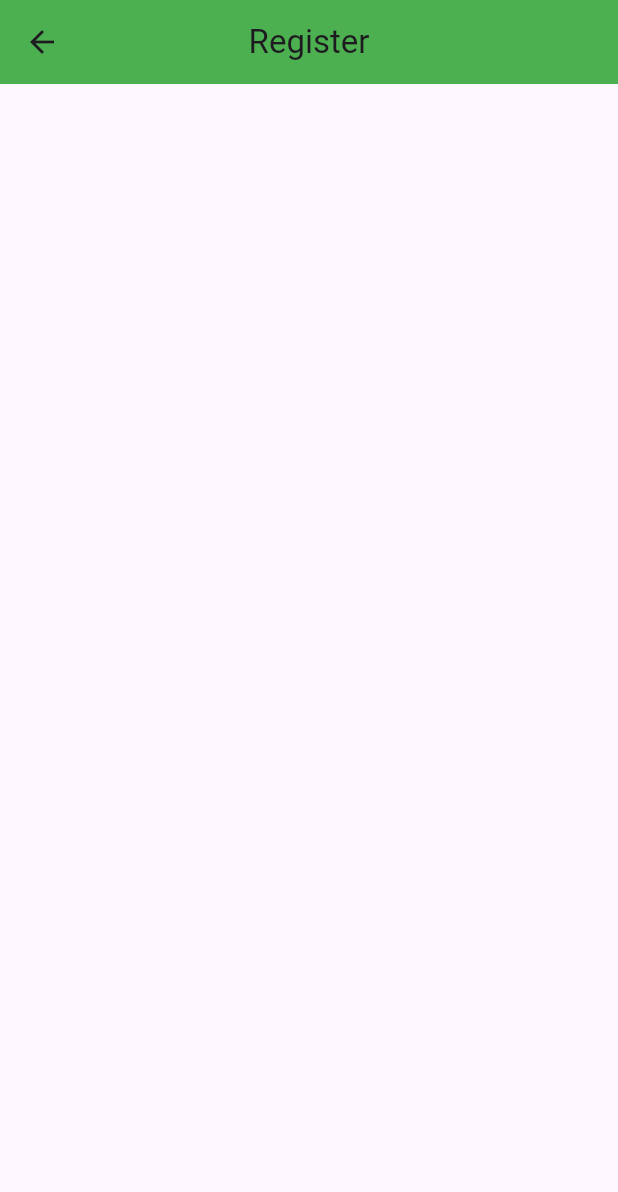
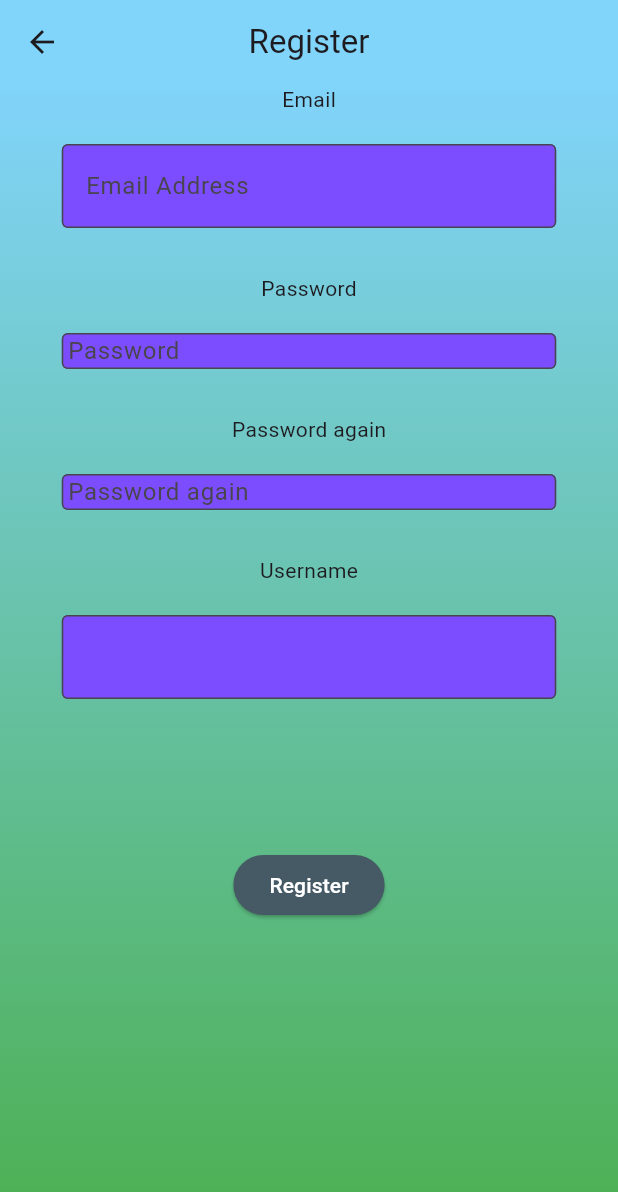
Before and after one commit to wolfino65/vy5sdy_thesis, a Flutter app: the screen it shows after launch, after a tap on "Register", on a phone screen of 412 x 824 dp. Shown: the top 1192 px of the screen. Run offline on Flutter 3.47's test engine with Material 3 defaults, Android fonts, the phone set to English and light mode, and no system bars; our stand-ins replace shared_preferences; network calls fail.

Commit message:
design rework

```diff
--- a/FRONTEND/okosotthon_frontend_app/lib/home_page/home_page.dart
+++ b/FRONTEND/okosotthon_frontend_app/lib/home_page/home_page.dart
@@ -1,4 +1,4 @@
-//import 'dart:async';
+import 'dart:async';
 import 'package:flutter/material.dart';
 
 
--- a/FRONTEND/okosotthon_frontend_app/lib/input/InputFields.dart
+++ b/FRONTEND/okosotthon_frontend_app/lib/input/InputFields.dart
@@ -1,46 +1,110 @@
 import 'package:flutter/material.dart';
 
 class InputFields {
-  static Widget buildEmailField(TextEditingController tec) {
+  static Widget buildEmailField(
+    TextEditingController tec, [
+    double width = double.infinity,
+    Color fillColor = Colors.deepPurpleAccent,
+  ]) {
     return Column(
-      crossAxisAlignment: CrossAxisAlignment.start,
+      crossAxisAlignment: CrossAxisAlignment.center,
 
       children: <Widget>[
         Text("Email"),
         SizedBox(height: 20.0),
-        TextField(
+        SizedBox(
+          width: width,
+          child: TextField(
             controller: tec,
             keyboardType: TextInputType.emailAddress,
-          decoration: new InputDecoration.collapsed(hintText: "Email Address",),
+            decoration: new InputDecoration(
+              hintText: "Email Address",
+              fillColor: fillColor,
+              filled: true,
+              border: OutlineInputBorder(),
+            ),
+          ),
         ),
       ],
     );
   }
 
-  static Widget buildPasswdField(TextEditingController tec){
+  static Widget buildPasswdField(
+     TextEditingController tec,
+    String topText,
+    String hintText, [
+    double width = double.infinity,
+    Color fillColor = Colors.deepPurpleAccent,
+  ]) {
     return Column(
-      crossAxisAlignment: CrossAxisAlignment.start,
+      crossAxisAlignment: CrossAxisAlignment.center,
       children: [
-        Text("Password"),
+        Text(topText),
         SizedBox(height: 20.0),
-        TextField(
+        SizedBox(
+          width: width,
+          child: TextField(
             controller: tec,
             obscureText: true,
             keyboardType: TextInputType.emailAddress,
-          decoration: InputDecoration.collapsed(hintText: "Password",),
+            decoration: InputDecoration.collapsed(
+              hintText: hintText,
+              fillColor: fillColor,
+              filled: true,
+              border: OutlineInputBorder(),
             ),
-      ]
+          ),
+        ),
+      ],
     );
   }
 
-  static Widget buildCustomizedButton(String buttonText, Color buttonColor,Color buttonForegroundColor,Function onPressedFunc){
+  static Widget buildCustomizedButton(
+    String buttonText,
+    Color buttonColor,
+    Color buttonForegroundColor,
+    Function onPressedFunc,
+  ) {
     return Container(
-      child: ElevatedButton(onPressed: ()=>{onPressedFunc()}, child: Text(buttonText),style: ButtonStyle(
+      child: ElevatedButton(
+        onPressed: () => {onPressedFunc()},
+        child: Text(buttonText),
+        style: ButtonStyle(
           backgroundColor: WidgetStatePropertyAll<Color>(buttonColor),
-        foregroundColor: WidgetStatePropertyAll<Color>(buttonForegroundColor)
-      ),),
+          foregroundColor: WidgetStatePropertyAll<Color>(buttonForegroundColor),
+        ),
+      ),
     );
   }
 
+  static Widget buildSimpleTextField(
+    TextEditingController tec,
+    TextInputType type, [
+    String topText = "",
+    String hintText = "",
+    double width = double.infinity,
+    Color fillColor = Colors.deepPurpleAccent,
+  ]) {
+    return Column(
+      crossAxisAlignment: CrossAxisAlignment.center,
+      children: [
+        Text(topText),
+        SizedBox(height: 20.0),
+        SizedBox(
+          width: width,
+          child: TextField(
+            controller: tec,
+            keyboardType: type,
 
+            decoration: InputDecoration(
+              hintText: hintText,
+              fillColor: fillColor,
+              filled: true,
+              border: OutlineInputBorder(),
+            ),
+          ),
+        ),
+      ],
+    );
   }
+}
--- a/FRONTEND/okosotthon_frontend_app/lib/login_page/login_page.dart
+++ b/FRONTEND/okosotthon_frontend_app/lib/login_page/login_page.dart
@@ -33,9 +33,17 @@ class _LoginPageState extends State<LoginPage> {
         ),
         child: Column(
           children: [
-            SizedBox(width: 800, child: InputFields.buildEmailField(emailCont)),
+            SizedBox(width: 800, child: InputFields.buildEmailField(emailCont,MediaQuery.sizeOf(context).width*0.8)),
             SizedBox(height: 50),
-            SizedBox(width: 800, child: InputFields.buildPasswdField(pwCont)),
+            SizedBox(
+              width: 800,
+              child: InputFields.buildPasswdField(
+                pwCont,
+                "Password",
+                "Password",
+                MediaQuery.sizeOf(context).width*0.8
+              ),
+            ),
             SizedBox(height: 100),
             InputFields.buildCustomizedButton(
               "Login",
@@ -65,16 +73,10 @@ class _LoginPageState extends State<LoginPage> {
         MaterialPageRoute(builder: (context) => DeviceList()),
       );
     } catch (e) {
-      AlertDialog alert = AlertDialog(
-        title: Text("Unsuccesfull login."),
-        content: Text("Wrong email address or password."),
-      );
-
-      showDialog(
-        context: context,
-        builder: (BuildContext context) {
-          return alert;
-        },
+      Shared.showCustomDialog(
+        context,
+        "Unsuccesfull login.",
+        "Wrong email address or password.",
       );
     }
   }
--- a/FRONTEND/okosotthon_frontend_app/lib/register_page/reg_page.dart
+++ b/FRONTEND/okosotthon_frontend_app/lib/register_page/reg_page.dart
@@ -1,4 +1,5 @@
 import 'package:flutter/material.dart';
+import 'package:okosotthon_frontend_app/input/InputFields.dart';
 
 class RegPage extends StatefulWidget {
   @override
@@ -6,14 +7,70 @@ class RegPage extends StatefulWidget {
 }
 
 class _RegPageState extends State<RegPage> {
+  TextEditingController emailCont = new TextEditingController();
+  TextEditingController pwCont = new TextEditingController();
+  TextEditingController pwAgainCont = new TextEditingController();
+  TextEditingController unameCont = new TextEditingController();
   @override
   Widget build(BuildContext context) {
     return Scaffold(
       appBar: AppBar(
         title: Text("Register"),
-        backgroundColor: Colors.green,
+        backgroundColor: Colors.lightBlue.shade200,
         centerTitle: true,
+      ),
+      body: Container(
+        height: double.infinity,
+        width: 800,
+        decoration: BoxDecoration(
+          gradient: LinearGradient(
+            begin: Alignment.bottomCenter,
+            end: Alignment.topCenter,
+            colors: [Colors.green, Colors.lightBlue.shade200],
+          ),
+        ),
+        child: Column(
+          children: [
+            SizedBox(width: 800, child: InputFields.buildEmailField(emailCont, MediaQuery.sizeOf(context).width*0.8)),
+            SizedBox(height: 30),
+            SizedBox(
+              width: 800,
+              child: InputFields.buildPasswdField(
+                pwCont,
+                "Password",
+                "Password",
+                MediaQuery.sizeOf(context).width*0.8
+              ),
+            ),
+            SizedBox(height: 30),
+            SizedBox(
+              width: 800,
+              child: InputFields.buildPasswdField(
+                pwAgainCont,
+                "Password again",
+                "Password again",
+                MediaQuery.sizeOf(context).width*0.8
+              ),
+            ),
+            SizedBox(height: 30),
+            SizedBox(
+              width: 800,
+              child: InputFields.buildSimpleTextField(unameCont,TextInputType.name, "Username","",MediaQuery.sizeOf(context).width*0.8),
+            ),
+            SizedBox(height: 100),
+            InputFields.buildCustomizedButton(
+              "Register",
+              Colors.blueGrey.shade700,
+              Colors.white,
+              () => _registerUser(),
+            ),
+          ],
+        ),
       ),
     );
   }
+
+  void _registerUser() {
+    print("ins");
+  }
 }
--- a/FRONTEND/okosotthon_frontend_app/lib/shared/Shared_functions.dart
+++ b/FRONTEND/okosotthon_frontend_app/lib/shared/Shared_functions.dart
@@ -2,19 +2,20 @@ import 'dart:async';
 import 'package:http/http.dart' as http;
 import 'dart:convert';
 import 'package:crypto/crypto.dart';
+import 'package:flutter/material.dart';
 
-class Shared{
-  static Future<Map<String, dynamic>> loginRequest(String email, String pw) async {
+class Shared {
+  static Future<Map<String, dynamic>> loginRequest(
+    String email,
+    String pw,
+  ) async {
     pw = sha256.convert(utf8.encode(pw)).toString();
     final resp = await http.post(
       Uri.parse("http://172.30.16.1:4500/user/login"),
       headers: <String, String>{
         'Content-Type': 'application/json; charset=UTF-8',
       },
-      body: jsonEncode(<String, String>{
-        'email': email,
-        'password': pw,
-      }),
+      body: jsonEncode(<String, String>{'email': email, 'password': pw}),
     );
 
     if (resp.statusCode == 200) {
@@ -24,4 +25,14 @@ class Shared{
     }
   }
 
+  static showCustomDialog(BuildContext context, String title, String content) {
+    AlertDialog alert = AlertDialog(title: Text(title), content: Text(content));
+
+    showDialog(
+      context: context,
+      builder: (BuildContext context) {
+        return alert;
+      },
+    );
+  }
 }
```
Lines whose indentation alone changed are shown as unchanged.
